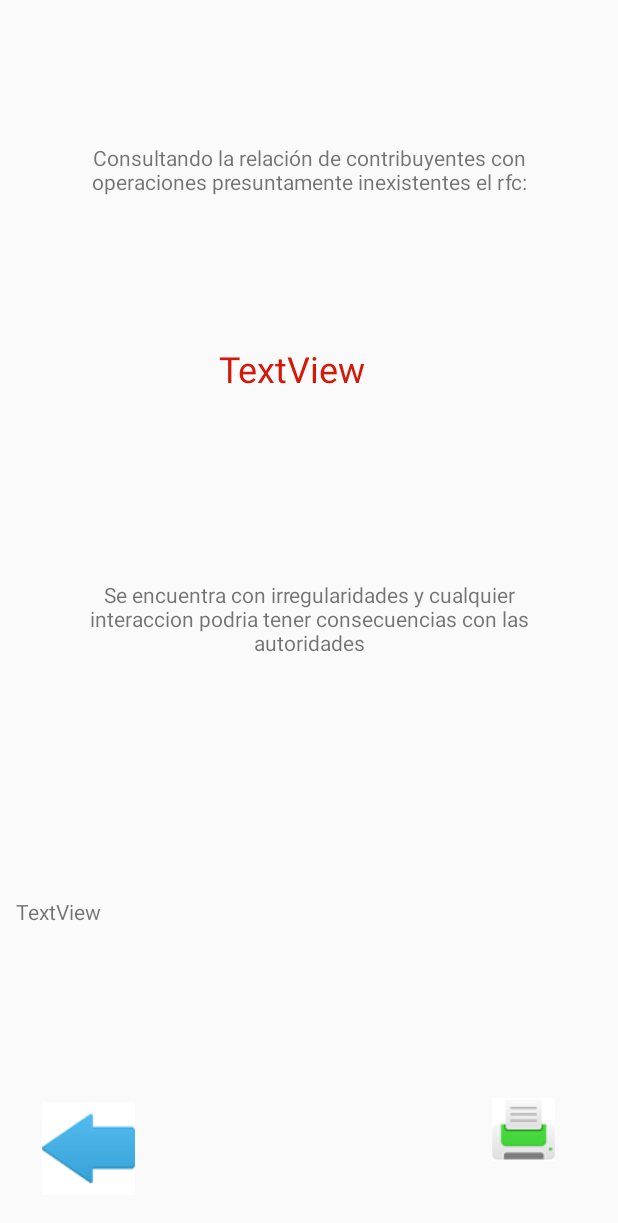
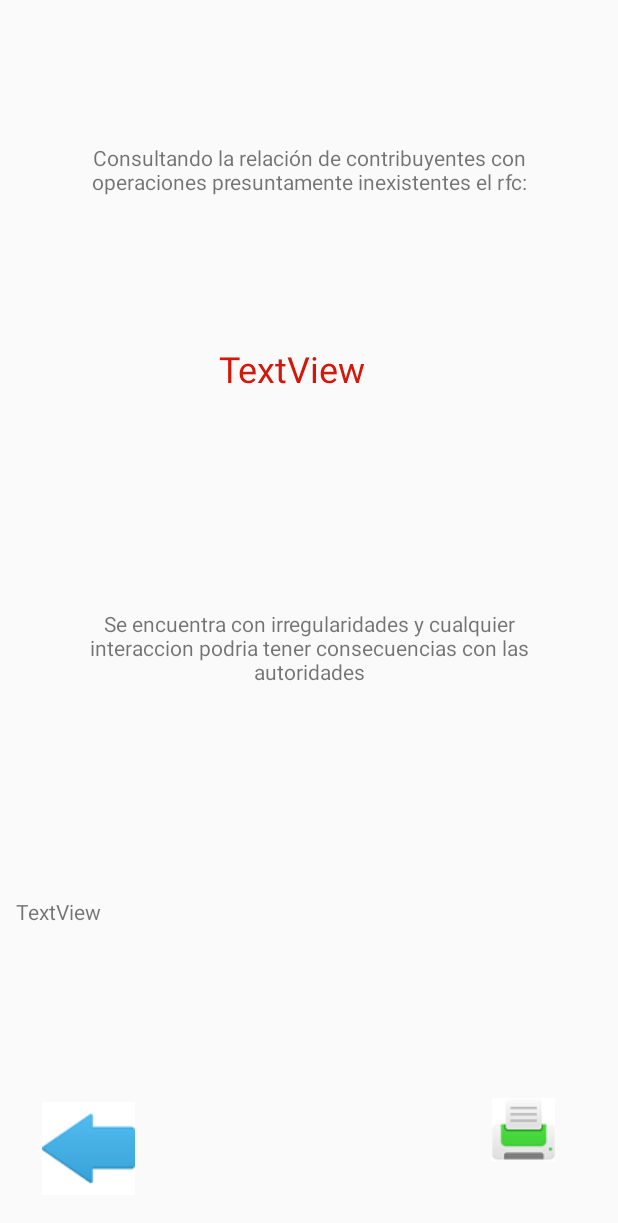
Before and after one commit to cesar310591/Validador6bRs, an Android app: the layout activity_rfcmalo.xml on its own in the app's theme, with its tools: preview values and no code run, on a phone screen of 412 x 824 dp. Shown: the top 1223 px of the screen. Run offline under Robolectric (Android 15) with nearby library versions, the phone set to English and light mode, and no system bars; network calls fail.

Commit message:
ya termine :3

```diff
--- a/Validador/app/src/main/java/com/example/validador/MainActivity.java
+++ b/Validador/app/src/main/java/com/example/validador/MainActivity.java
@@ -144,7 +144,8 @@ SRFC.setOnClickListener(new TextView.OnClickListener() {
 
                     JSONObject jsonResponse = new JSONObject(response);
                     String success = jsonResponse.getString("success");
-
+                    String nombre = jsonResponse.getString("nombre");
+                    String situacion = jsonResponse.getString("situacion");
                     if(success.equals("true")){
 
 
@@ -152,6 +153,8 @@ SRFC.setOnClickListener(new TextView.OnClickListener() {
                         Intent intent = new Intent(MainActivity.this, RFCMalo.class);
                         intent.addFlags(Intent.FLAG_ACTIVITY_CLEAR_TOP|Intent.FLAG_ACTIVITY_CLEAR_TASK|Intent.FLAG_ACTIVITY_NEW_TASK);
                         intent.putExtra("rfc",RFC.getText().toString() );
+                        intent.putExtra("nombre", nombre );
+                        intent.putExtra("situacion",situacion );
                         intent.putExtra("consu",solicita.getText().toString() );
                         startActivity(intent);
 
--- a/Validador/app/src/main/java/com/example/validador/RFCbueno.java
+++ b/Validador/app/src/main/java/com/example/validador/RFCbueno.java
@@ -26,7 +26,7 @@ regresa = findViewById(R.id.btnRegresar);
         String rfc, consul;
 
         rfc = getIntent().getStringExtra("rfc");
-        consul =   getIntent().getStringExtra("consu");
+        consul ="Esta validación fue realizada por: " +  getIntent().getStringExtra("consu");
         rfcet.setText(rfc);
         consulto.setText(consul );
         regresa.setOnClickListener(new TextView.OnClickListener() {
--- a/Validador/app/src/main/res/layout/activity_rfcbueno.xml
+++ b/Validador/app/src/main/res/layout/activity_rfcbueno.xml
@@ -96,7 +96,7 @@
         android:layout_marginRight="8dp"
         android:layout_marginBottom="8dp"
         android:gravity="center"
-        android:text="Consultando la relación de contribuyentes con operaciones presuntamente inexistentes el rfc:"
+        android:text="Consultando la relación de contribuyentes con operaciones presuntamente inexistentes del RFC:"
         app:layout_constraintBottom_toBottomOf="parent"
         app:layout_constraintEnd_toEndOf="parent"
         app:layout_constraintStart_toStartOf="parent"
@@ -104,7 +104,7 @@
         app:layout_constraintVertical_bias="0.101" />
 
     <TextView
-        android:id="@+id/textView13"
+        android:id="@+id/tvMalo"
         android:layout_width="303dp"
         android:layout_height="67dp"
         android:layout_marginStart="8dp"
@@ -114,7 +114,7 @@
         android:layout_marginRight="8dp"
         android:layout_marginBottom="8dp"
         android:gravity="center"
-        android:text="Se encuentra dentro de los estandares permitidos por las autoridades"
+        android:text="No se encontrao en la relacion actualizada al 16 de mayo de 2019"
         app:layout_constraintBottom_toBottomOf="parent"
         app:layout_constraintEnd_toEndOf="parent"
         app:layout_constraintStart_toStartOf="parent"
--- a/Validador/app/src/main/res/layout/activity_rfcmalo.xml
+++ b/Validador/app/src/main/res/layout/activity_rfcmalo.xml
@@ -103,9 +103,9 @@
         app:layout_constraintVertical_bias="0.101" />
 
     <TextView
-        android:id="@+id/textView13"
-        android:layout_width="303dp"
-        android:layout_height="67dp"
+        android:id="@+id/tvMalo"
+        android:layout_width="307dp"
+        android:layout_height="130dp"
         android:layout_marginStart="8dp"
         android:layout_marginLeft="8dp"
         android:layout_marginTop="8dp"
@@ -117,7 +117,8 @@
         app:layout_constraintBottom_toBottomOf="parent"
         app:layout_constraintEnd_toEndOf="parent"
         app:layout_constraintStart_toStartOf="parent"
-        app:layout_constraintTop_toTopOf="parent" />
+        app:layout_constraintTop_toTopOf="parent"
+        app:layout_constraintVertical_bias="0.529" />
 
     <TextView
         android:id="@+id/tvConsultam"
```
Also changed, not shown: Validador/app/src/main/java/com/example/validador/RFCMalo.java (+9 -4 lines).
